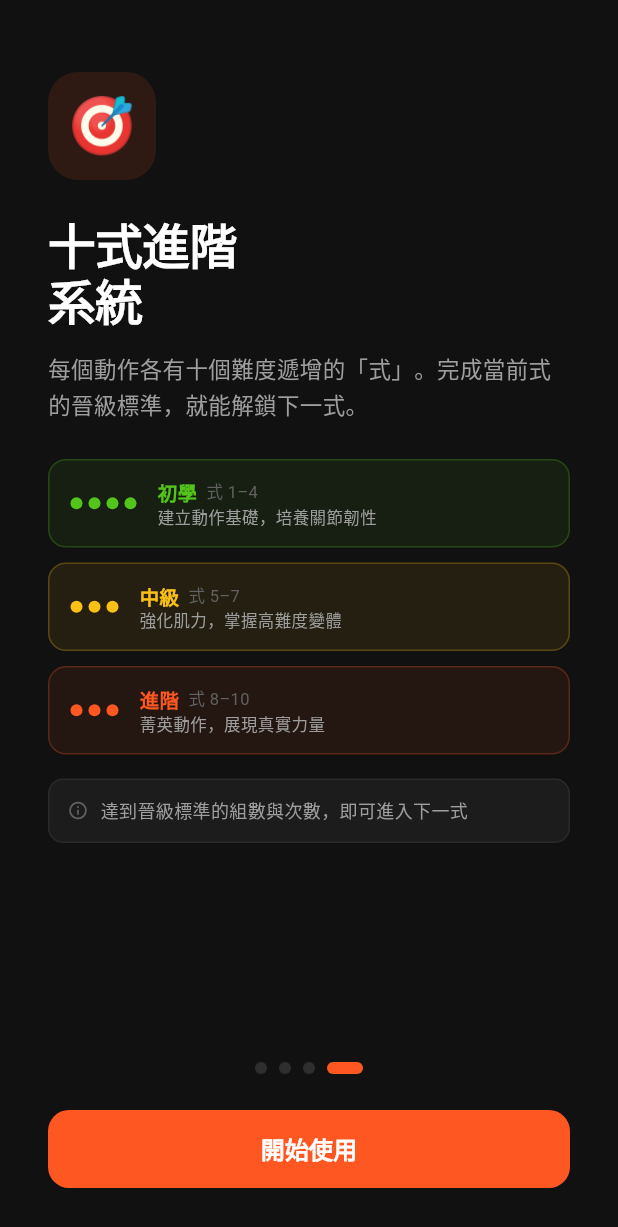
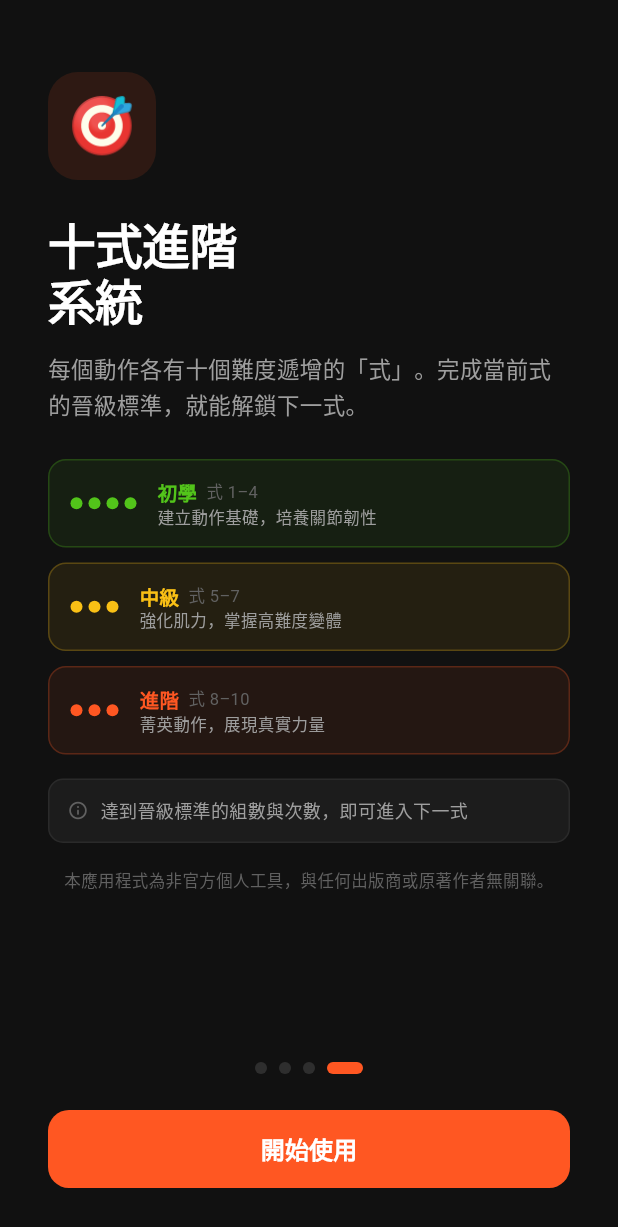
Before and after one commit to seasu/ConvictSix-Calisthenics-Tracker, a Flutter app: the screen it shows after launch, swiped to page 4, on a phone screen of 412 x 824 dp. Shown: the top 1227 px of the screen. Run offline on Flutter 3.47's test engine with Material 3 defaults, Android fonts, the phone set to English and light mode, and no system bars; our stand-ins replace flutter_riverpod, shared_preferences.

Commit message:
Remove trademark references and add non-affiliation disclaimer
- Remove 'Data sourced from Paul Wade's Convict Conditioning' code comment
- Neutralise exercise.dart doc comment (no trademark name)
- Rewrite intro_screen concept page body (no trademark or author name)
- Update pubspec.yaml description (no trademark name)
- Add non-affiliation disclaimer to intro screen last page
- Bump version 1.5.7+15 → 1.5.8+16

https://claude.ai/code/session_01Evtaaj9zHHoAvZWqDqGN7w

```diff
--- a/lib/data/models/exercise.dart
+++ b/lib/data/models/exercise.dart
@@ -1,4 +1,4 @@
-/// The six movements (六招) of the Convict Conditioning programme.
+/// The six movements (六招) of the calisthenics progression system.
 enum ExerciseType {
   pushUp, // 伏地挺身
   squat, // 深蹲
--- a/lib/features/home/home_screen.dart
+++ b/lib/features/home/home_screen.dart
@@ -13,7 +13,7 @@ import '../../shared/widgets/character_painter.dart';
 import '../../shared/widgets/exercise_detail_sheet.dart';
 import '../../shared/widgets/exercise_progress_card.dart';
 
-const _kAppVersion = 'v1.5.7';
+const _kAppVersion = 'v1.5.8';
 
 class HomeScreen extends ConsumerWidget {
   const HomeScreen({super.key});
--- a/lib/features/intro/intro_screen.dart
+++ b/lib/features/intro/intro_screen.dart
@@ -178,7 +178,7 @@ class _ConceptPage extends StatelessWidget {
     return const _PageShell(
       emoji: '🏋️',
       title: '囚徒健身\n是什麼？',
-      body: '囚徒健身（Convict Conditioning）是 Paul Wade 在獄中研發的自重力量系統，以最純粹的動作模式，透過十個漸進步驟，從入門到菁英，塑造真實的功能性力量。',
+      body: '六式漸進自重訓練系統，以最純粹的動作模式，透過十個難度遞增的步驟，從入門到菁英，塑造真實的功能性力量。無需器材，以身體為器械。',
       extra: _BulletList(items: [
         '不依賴器材，身體即是器械',
         '關節友善，強化深層穩定肌',
@@ -505,6 +505,12 @@ class _TierList extends StatelessWidget {
             ],
           ),
         ),
+        const SizedBox(height: 16),
+        const Text(
+          '本應用程式為非官方個人工具，與任何出版商或原著作者無關聯。',
+          style: TextStyle(fontSize: 11, color: kTextTertiary, height: 1.5),
+          textAlign: TextAlign.center,
+        ),
       ],
     );
   }
--- a/lib/shared/constants/exercises_data.dart
+++ b/lib/shared/constants/exercises_data.dart
@@ -1,7 +1,6 @@
 import '../../data/models/exercise.dart';
 
 /// Complete definitions for all six exercises and their ten progression steps.
-/// Data sourced from Paul Wade's Convict Conditioning programme.
 const List<Exercise> kAllExercises = [
   _pushUps,
   _squats,
--- a/pubspec.yaml
+++ b/pubspec.yaml
@@ -1,7 +1,7 @@
 name: convict_six_calisthenics_tracker
-description: Track your progress through the Convict Conditioning six-movement programme.
+description: Track your calisthenics progress through a six-movement, ten-step progression system.
 publish_to: 'none'
-version: 1.5.7+15
+version: 1.5.8+16
 
 environment:
   sdk: '>=3.0.0 <4.0.0'
```
